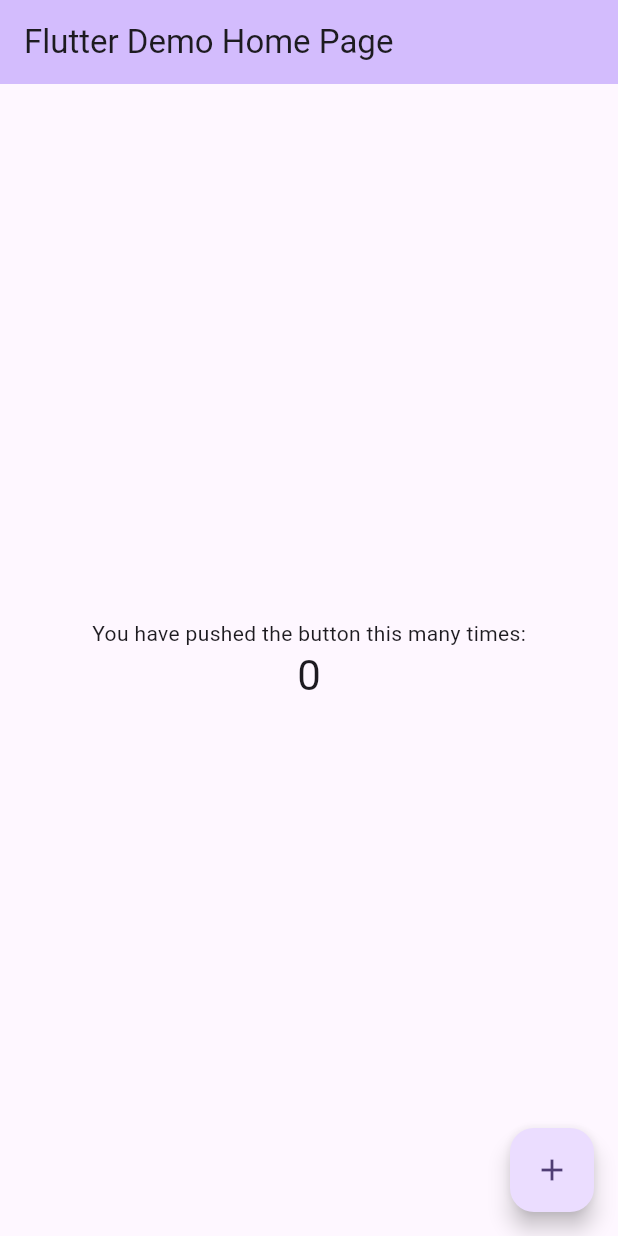
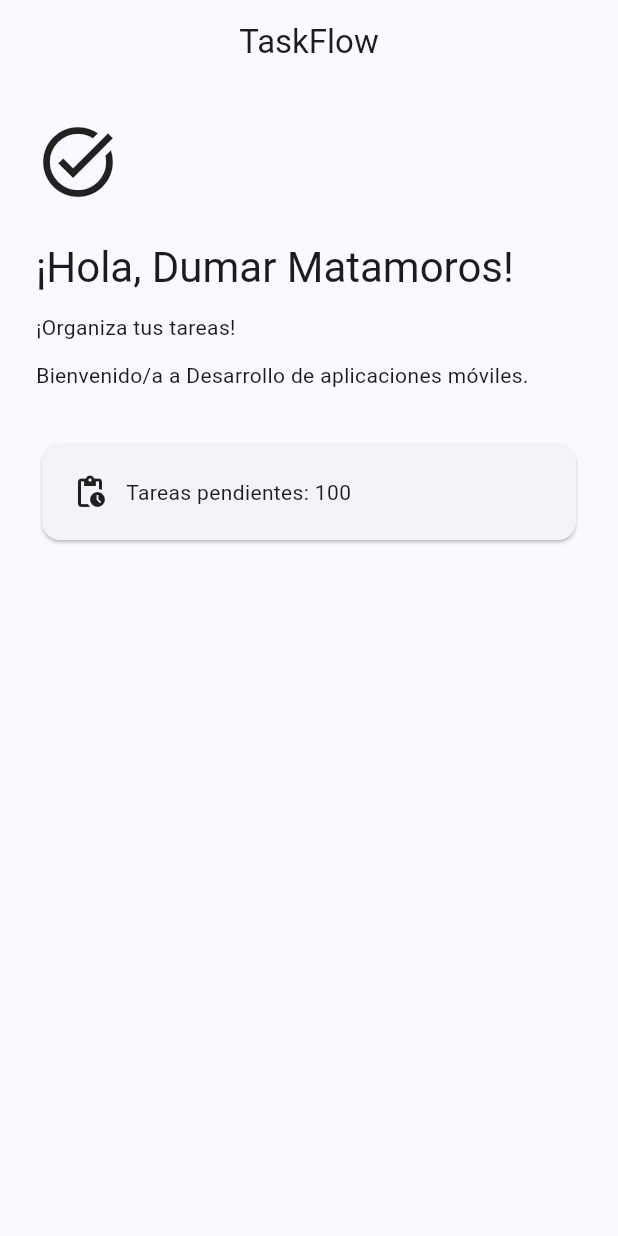
Before and after one commit to DumarMatamoros/CursoFlutter, a Flutter app: the screen it shows after launch, on a phone screen of 412 x 824 dp. Run offline on Flutter 3.47's test engine with Material 3 defaults, Android fonts, the phone set to English and light mode, and no system bars.

Commit message:
feat: crear pantalla de bienvenida

```diff
--- a/lib/main.dart
+++ b/lib/main.dart
@@ -1,122 +1,69 @@
 import 'package:flutter/material.dart';
 
 void main() {
-  runApp(const MyApp());
+  runApp(const TaskFlowApp());
 }
 
-class MyApp extends StatelessWidget {
-  const MyApp({super.key});
+class TaskFlowApp extends StatelessWidget {
+  const TaskFlowApp({super.key});
 
-  // This widget is the root of your application.
   @override
   Widget build(BuildContext context) {
     return MaterialApp(
-      title: 'Flutter Demo',
+      debugShowCheckedModeBanner: false,
+      title: 'TaskFlow',
       theme: ThemeData(
-        // This is the theme of your application.
-        //
-        // TRY THIS: Try running your application with "flutter run". You'll see
-        // the application has a purple toolbar. Then, without quitting the app,
-        // try changing the seedColor in the colorScheme below to Colors.green
-        // and then invoke "hot reload" (save your changes or press the "hot
-        // reload" button in a Flutter-supported IDE, or press "r" if you used
-        // the command line to start the app).
-        //
-        // Notice that the counter didn't reset back to zero; the application
-        // state is not lost during the reload. To reset the state, use hot
-        // restart instead.
-        //
-        // This works for code too, not just values: Most code changes can be
-        // tested with just a hot reload.
-        colorScheme: .fromSeed(seedColor: Colors.deepPurple),
+        colorScheme: ColorScheme.fromSeed(seedColor: Colors.indigo),
+        useMaterial3: true,
       ),
-      home: const MyHomePage(title: 'Flutter Demo Home Page'),
+      home: const WelcomeScreen(),
     );
   }
 }
 
-class MyHomePage extends StatefulWidget {
-  const MyHomePage({super.key, required this.title});
-
-  // This widget is the home page of your application. It is stateful, meaning
-  // that it has a State object (defined below) that contains fields that affect
-  // how it looks.
-
-  // This class is the configuration for the state. It holds the values (in this
-  // case the title) provided by the parent (in this case the App widget) and
-  // used by the build method of the State. Fields in a Widget subclass are
-  // always marked "final".
-
-  final String title;
-
-  @override
-  State<MyHomePage> createState() => _MyHomePageState();
-}
-
-class _MyHomePageState extends State<MyHomePage> {
-  int _counter = 0;
-
-  void _incrementCounter() {
-    setState(() {
-      // This call to setState tells the Flutter framework that something has
-      // changed in this State, which causes it to rerun the build method below
-      // so that the display can reflect the updated values. If we changed
-      // _counter without calling setState(), then the build method would not be
-      // called again, and so nothing would appear to happen.
-      _counter++;
-    });
-  }
+class WelcomeScreen extends StatelessWidget {
+  const WelcomeScreen({super.key});
 
   @override
   Widget build(BuildContext context) {
-    // This method is rerun every time setState is called, for instance as done
-    // by the _incrementCounter method above.
-    //
-    // The Flutter framework has been optimized to make rerunning build methods
-    // fast, so that you can just rebuild anything that needs updating rather
-    // than having to individually change instances of widgets.
+    const studentName = 'Dumar Matamoros';
+    const pendingTasks = 100;
+    const courseName = 'Desarrollo de aplicaciones móviles';
+    const motivationalMessage = '¡Organiza tus tareas!';
+
     return Scaffold(
-      appBar: AppBar(
-        // TRY THIS: Try changing the color here to a specific color (to
-        // Colors.amber, perhaps?) and trigger a hot reload to see the AppBar
-        // change color while the other colors stay the same.
-        backgroundColor: Theme.of(context).colorScheme.inversePrimary,
-        // Here we take the value from the MyHomePage object that was created by
-        // the App.build method, and use it to set our appbar title.
-        title: Text(widget.title),
-      ),
-      body: Center(
-        // Center is a layout widget. It takes a single child and positions it
-        // in the middle of the parent.
+      appBar: AppBar(title: const Text('TaskFlow'), centerTitle: true),
+      body: Padding(
+        padding: const EdgeInsets.all(24),
         child: Column(
-          // Column is also a layout widget. It takes a list of children and
-          // arranges them vertically. By default, it sizes itself to fit its
-          // children horizontally, and tries to be as tall as its parent.
-          //
-          // Column has various properties to control how it sizes itself and
-          // how it positions its children. Here we use mainAxisAlignment to
-          // center the children vertically; the main axis here is the vertical
-          // axis because Columns are vertical (the cross axis would be
-          // horizontal).
-          //
-          // TRY THIS: Invoke "debug painting" (choose the "Toggle Debug Paint"
-          // action in the IDE, or press "p" in the console), to see the
-          // wireframe for each widget.
-          mainAxisAlignment: .center,
+          crossAxisAlignment: CrossAxisAlignment.start,
           children: [
-            const Text('You have pushed the button this many times:'),
+            const Icon(Icons.task_alt, size: 56),
+            const SizedBox(height: 24),
             Text(
-              '$_counter',
+              '¡Hola, $studentName!',
               style: Theme.of(context).textTheme.headlineMedium,
+            ),
+            const SizedBox(height: 12),
+            const Text(motivationalMessage),
+            const SizedBox(height: 12),
+            Text('Bienvenido/a a $courseName.'),
+            const SizedBox(height: 32),
+            Card(
+              child: Padding(
+                padding: const EdgeInsets.all(20),
+                child: Row(
+                  children: [
+                    const Icon(Icons.pending_actions),
+                    const SizedBox(width: 12),
+                    Text('Tareas pendientes: $pendingTasks'),
+                  ],
+                ),
+              ),
             ),
           ],
         ),
       ),
-      floatingActionButton: FloatingActionButton(
-        onPressed: _incrementCounter,
-        tooltip: 'Increment',
-        child: const Icon(Icons.add),
-      ),
     );
   }
 }
```
Also changed, not shown: evidence/taskflow_welcome.png (added), 1 other file.
